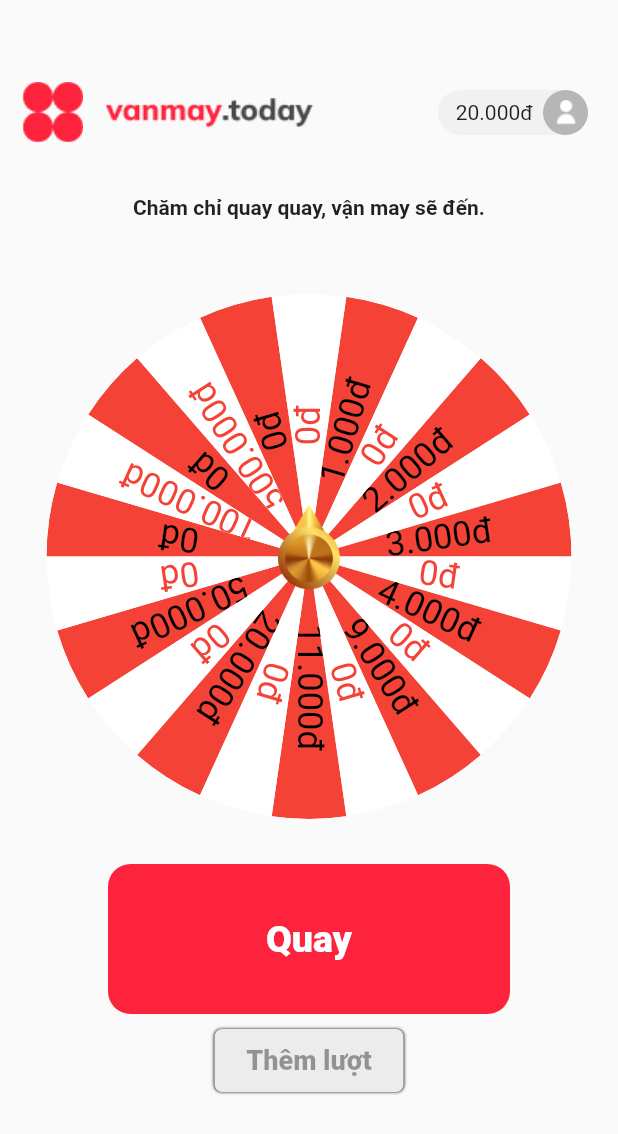
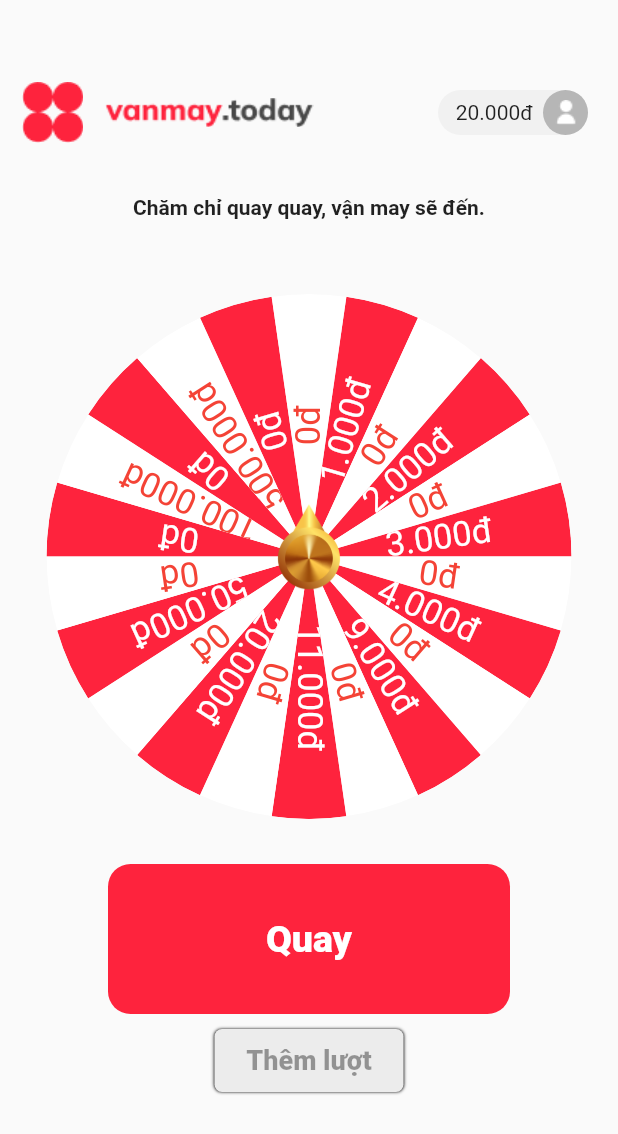
Before and after one commit to VanhnguyenX8/vong_quay, a Flutter app: the screen it shows after launch, on a phone screen of 412 x 824 dp. Shown: the top 1134 px of the screen. Run offline on Flutter 3.47's test engine with Material 2 defaults, Android fonts, the phone set to English and light mode, and no system bars; our stand-ins replace flutter_hooks, from_css_color, rxdart; Roboto replaces fonts that are missing (Mulish).

Commit message:
fix color spiner

```diff
--- a/lib/spine.widget.dart
+++ b/lib/spine.widget.dart
@@ -45,10 +45,11 @@ class _SpineWidgetState extends State<SpineWidget> {
   }
 
   xuly(int i) {
+    var hex = fromCssColor('#fbafba');
     if (i % 2 == 0) {
       return const TextStyle(fontSize: 23, color: Colors.red);
     } else {
-      return const TextStyle(fontSize: 23, color: Colors.black);
+      return const TextStyle(fontSize: 23, color: Colors.white);
     }
   }
 
--- a/lib/src/fortune_wheel/core/core.dart
+++ b/lib/src/fortune_wheel/core/core.dart
@@ -2,6 +2,7 @@ import 'dart:math' as _math;
 
 import 'package:flutter/material.dart';
 import 'package:flutter_hooks/flutter_hooks.dart';
+import 'package:from_css_color/from_css_color.dart';
 import 'package:quiver/core.dart';
 
 import '../bar/bar.dart';
--- a/lib/src/fortune_wheel/core/styling.dart
+++ b/lib/src/fortune_wheel/core/styling.dart
@@ -160,7 +160,7 @@ class AlternatingStyleStrategy
     if(itemCount % 2 == 1 ) {
     }
     final color1 = index % 2 == 1
-        ? Colors.red
+        ? fromCssColor('#FE233D')
         : Colors.white;
 
     return Color.alphaBlend(
```
